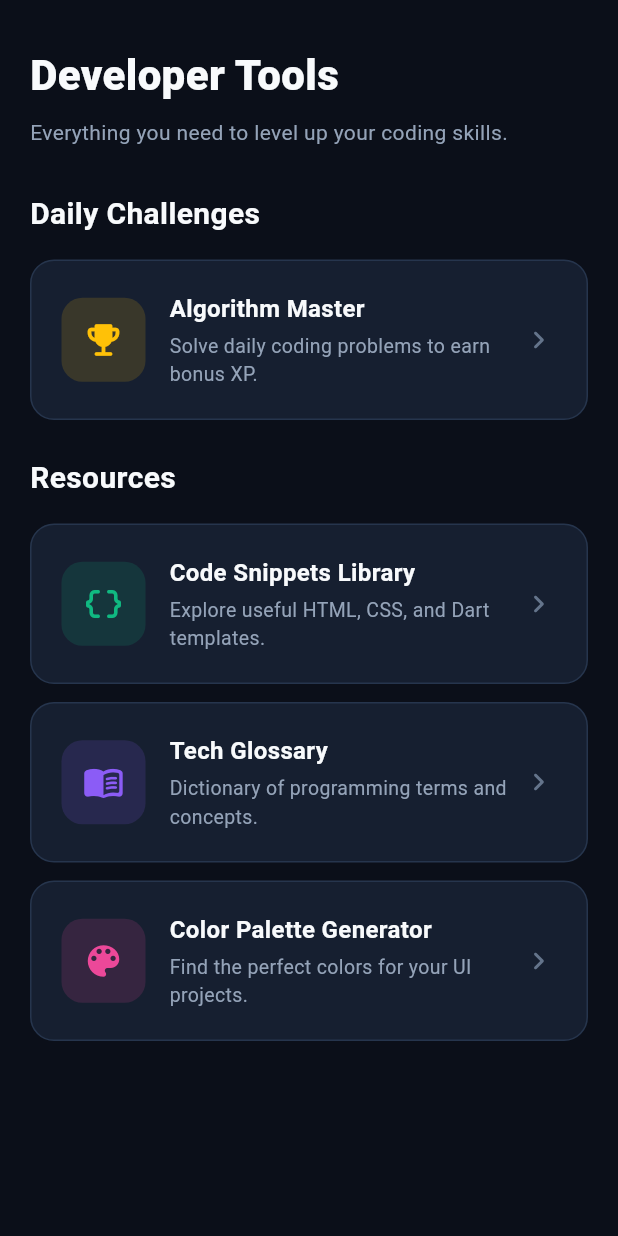
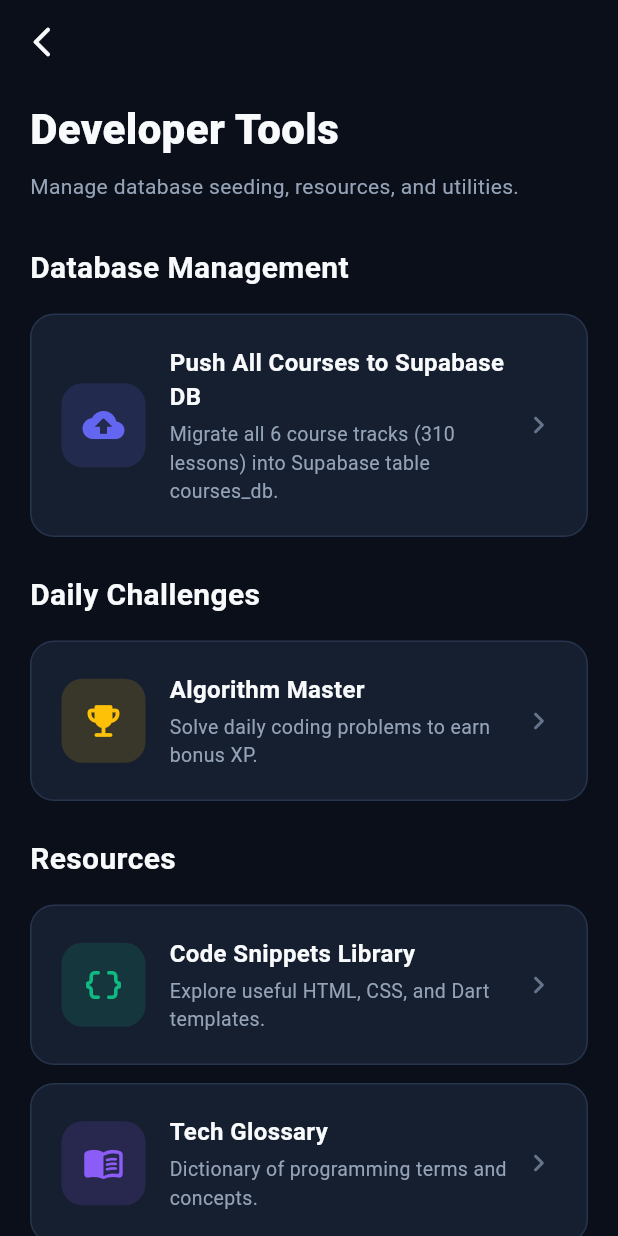
Before and after one commit to Rafaaa4/learning-app, a Flutter app: the ProfilePage screen opened directly, after a tap on "Developer Tools", on a phone screen of 412 x 824 dp. Run offline on Flutter 3.47's test engine with Material 3 defaults, Android fonts, the phone set to English and light mode, and no system bars; our stand-ins replace flutter_local_notifications, permission_handler, shared_preferences, smooth_page_indicator, supabase_flutter, webview_flutter; accounts and stored records are empty; network calls fail.

Commit message:
feat: add Supabase database support for storing and seeding all courses

```diff
--- /dev/null
+++ b/lib/data/datasources/supabase_courses_datasource.dart
@@ -0,0 +1,80 @@
+import 'package:flutter/foundation.dart';
+import '../../core/constants/supabase_constants.dart';
+import '../models/course.dart';
+import 'static_courses.dart';
+
+class SupabaseCoursesDataSource {
+  static final SupabaseCoursesDataSource _instance = SupabaseCoursesDataSource._internal();
+  factory SupabaseCoursesDataSource() => _instance;
+  SupabaseCoursesDataSource._internal();
+
+  final StaticCoursesDataSource _staticDataSource = StaticCoursesDataSource();
+  List<Course>? _cache;
+
+  /// Fetch courses from Supabase DB `courses_db` with seamless offline asset fallback
+  Future<List<Course>> getCourses() async {
+    if (_cache != null && _cache!.isNotEmpty) {
+      return _cache!;
+    }
+
+    try {
+      final response = await supabase
+          .from('courses_db')
+          .select()
+          .order('id', ascending: true);
+
+      if (response != null && (response as List).isNotEmpty) {
+        _cache = (response as List)
+            .map((item) => Course.fromJson(item as Map<String, dynamic>))
+            .toList();
+        debugPrint('Successfully loaded ${_cache!.length} courses from Supabase DB!');
+        return _cache!;
+      }
+    } catch (e) {
+      debugPrint('Supabase courses fetch failed or table empty, falling back to local asset JSON: $e');
+    }
+
+    // Fallback to local asset JSON
+    _cache = await _staticDataSource.getAllCourses();
+    return _cache!;
+  }
+
+  Course? getCourseById(String id) {
+    if (_cache == null) return null;
+    try {
+      return _cache!.firstWhere((c) => c.id == id);
+    } catch (_) {
+      return null;
+    }
+  }
+
+  /// Automatically Seed/Migrate all local courses from JSON assets to Supabase DB `courses_db`
+  Future<int> seedLocalCoursesToSupabase() async {
+    final localCourses = await _staticDataSource.getAllCourses();
+    int seededCount = 0;
+
+    for (final course in localCourses) {
+      try {
+        final courseJson = course.toJson();
+        await supabase.from('courses_db').upsert({
+          'id': course.id,
+          'title': course.title,
+          'description': course.description,
+          'level': course.level,
+          'estimated_hours': course.estimatedHours,
+          'language': course.language,
+          'tags': course.tags,
+          'modules': courseJson['modules'],
+          'updated_at': DateTime.now().toIso8601String(),
+        });
+        seededCount++;
+      } catch (e) {
+        debugPrint('Error seeding course ${course.id} to Supabase: $e');
+      }
+    }
+
+    // Clear in-memory cache to force refresh
+    _cache = null;
+    return seededCount;
+  }
+}
--- a/lib/pages/tools_page.dart
+++ b/lib/pages/tools_page.dart
@@ -1,16 +1,56 @@
 import 'package:flutter/material.dart';
 import '../core/theme/app_theme.dart';
+import '../data/datasources/supabase_courses_datasource.dart';
 
-class ToolsPage extends StatelessWidget {
+class ToolsPage extends StatefulWidget {
   const ToolsPage({super.key});
+
+  @override
+  State<ToolsPage> createState() => _ToolsPageState();
+}
+
+class _ToolsPageState extends State<ToolsPage> {
+  final SupabaseCoursesDataSource _coursesDataSource = SupabaseCoursesDataSource();
+  bool _isSeeding = false;
+
+  Future<void> _seedCourses() async {
+    setState(() => _isSeeding = true);
+    try {
+      final count = await _coursesDataSource.seedLocalCoursesToSupabase();
+      if (!mounted) return;
+      ScaffoldMessenger.of(context).showSnackBar(
+        SnackBar(
+          content: Text('Successfully seeded $count courses (310 lessons) to Supabase DB!'),
+          backgroundColor: AppTheme.success,
+        ),
+      );
+    } catch (e) {
+      if (!mounted) return;
+      ScaffoldMessenger.of(context).showSnackBar(
+        SnackBar(
+          content: Text('Failed to seed courses to Supabase: $e'),
+          backgroundColor: AppTheme.error,
+        ),
+      );
+    } finally {
+      if (mounted) setState(() => _isSeeding = false);
+    }
+  }
 
   @override
   Widget build(BuildContext context) {
     return Scaffold(
       backgroundColor: AppTheme.bgDark,
+      appBar: AppBar(
+        backgroundColor: Colors.transparent,
+        leading: IconButton(
+          icon: const Icon(Icons.arrow_back_ios_new_rounded, color: AppTheme.textPrimaryDark),
+          onPressed: () => Navigator.of(context).pop(),
+        ),
+      ),
       body: SafeArea(
         child: ListView(
-          padding: const EdgeInsets.fromLTRB(20, 30, 20, 100),
+          padding: const EdgeInsets.fromLTRB(20, 10, 20, 100),
           children: [
             const Text(
               'Developer Tools',
@@ -22,11 +62,22 @@ class ToolsPage extends StatelessWidget {
             ),
             const SizedBox(height: 8),
             const Text(
-              'Everything you need to level up your coding skills.',
+              'Manage database seeding, resources, and utilities.',
               style: TextStyle(color: AppTheme.textSecondaryDark, fontSize: 14),
             ),
             const SizedBox(height: 30),
 
+            _buildSectionTitle('Database Management'),
+            const SizedBox(height: 16),
+            _buildToolCard(
+              title: _isSeeding ? 'Seeding Courses...' : 'Push All Courses to Supabase DB',
+              description: 'Migrate all 6 course tracks (310 lessons) into Supabase table courses_db.',
+              icon: _isSeeding ? Icons.hourglass_top_rounded : Icons.cloud_upload_rounded,
+              color: AppTheme.primary,
+              onTap: _isSeeding ? () {} : _seedCourses,
+            ),
+
+            const SizedBox(height: 24),
             _buildSectionTitle('Daily Challenges'),
             const SizedBox(height: 16),
             _buildToolCard(
@@ -102,7 +153,7 @@ class ToolsPage extends StatelessWidget {
             Container(
               padding: const EdgeInsets.all(14),
               decoration: BoxDecoration(
-                color: color.withOpacity(0.15),
+                color: color.withValues(alpha: 0.15),
                 borderRadius: BorderRadius.circular(14),
               ),
               child: Icon(icon, color: color, size: 28),
--- a/lib/services/storage_service.dart
+++ b/lib/services/storage_service.dart
@@ -2,7 +2,7 @@ import 'dart:convert';
 import 'package:shared_preferences/shared_preferences.dart';
 import '../data/models/course.dart';
 import '../data/models/progress.dart';
-import '../data/datasources/static_courses.dart';
+import '../data/datasources/supabase_courses_datasource.dart';
 import 'supabase_sync_service.dart';
 
 class StorageService {
@@ -14,12 +14,12 @@ class StorageService {
   static const String _keyOnboarded = 'has_seen_onboarding_v2';
 
   SharedPreferences? _prefs;
-  final StaticCoursesDataSource _staticDataSource = StaticCoursesDataSource();
+  final SupabaseCoursesDataSource _coursesDataSource = SupabaseCoursesDataSource();
 
   Future<void> init() async {
     _prefs ??= await SharedPreferences.getInstance();
     // Preload courses into memory
-    await _staticDataSource.getAllCourses();
+    await _coursesDataSource.getCourses();
   }
 
   // --- Onboarding status ---
@@ -31,13 +31,13 @@ class StorageService {
     await _prefs?.setBool(_keyOnboarded, seen);
   }
 
-  // --- Static Courses Management ---
+  // --- Courses Management ---
   Future<List<Course>> getCourses() async {
-    return await _staticDataSource.getAllCourses();
+    return await _coursesDataSource.getCourses();
   }
 
   Course? getCourseById(String id) {
-    return _staticDataSource.getCourseById(id);
+    return _coursesDataSource.getCourseById(id);
   }
 
   // --- User Progress Management ---
```
